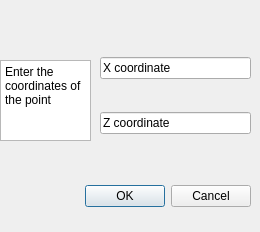
The window that addpointdialog.ui (Haudkozaur/masterThesis) describes before a commit, drawn with Qt 5.
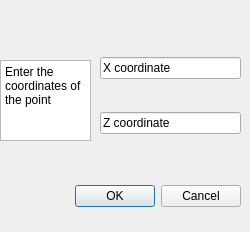
The same window after the commit.

The edit to the form file:
```diff
--- a/addpointdialog.ui
+++ b/addpointdialog.ui
@@ -6,7 +6,7 @@
    <rect>
     <x>0</x>
     <y>0</y>
-    <width>260</width>
+    <width>250</width>
     <height>232</height>
    </rect>
   </property>
@@ -16,7 +16,7 @@
   <widget class="QDialogButtonBox" name="buttonBox">
    <property name="geometry">
     <rect>
-     <x>80</x>
+     <x>70</x>
      <y>180</y>
      <width>171</width>
      <height>32</height>
@@ -34,7 +34,7 @@
     <rect>
      <x>100</x>
      <y>30</y>
-     <width>151</width>
+     <width>141</width>
      <height>131</height>
     </rect>
    </property>
```
